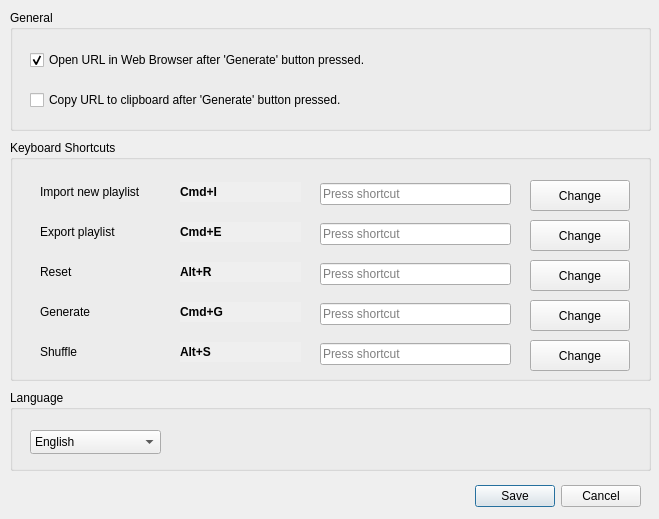
christianhofmanncodes/youtube-playlist-generator, file src/main/resources/base/forms/settings_dialog.ui: the form before one commit.
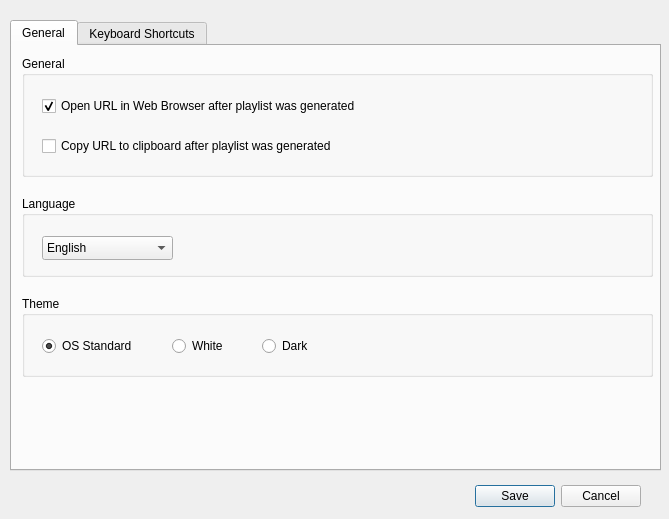
The form after the commit.

What changed in the file:
```diff
--- a/src/main/resources/base/forms/settings_dialog.ui
+++ b/src/main/resources/base/forms/settings_dialog.ui
@@ -6,19 +6,19 @@
    <rect>
     <x>0</x>
     <y>0</y>
-    <width>659</width>
+    <width>669</width>
     <height>519</height>
    </rect>
   </property>
   <property name="minimumSize">
    <size>
-    <width>659</width>
+    <width>669</width>
     <height>519</height>
    </size>
   </property>
   <property name="maximumSize">
    <size>
-    <width>659</width>
+    <width>669</width>
     <height>519</height>
    </size>
   </property>
@@ -47,12 +47,43 @@
     <set>QDialogButtonBox::Cancel|QDialogButtonBox::Save</set>
    </property>
   </widget>
+  <widget class="QTabWidget" name="tabWidget">
+   <property name="geometry">
+    <rect>
+     <x>10</x>
+     <y>20</y>
+     <width>651</width>
+     <height>451</height>
+    </rect>
+   </property>
+   <property name="tabPosition">
+    <enum>QTabWidget::North</enum>
+   </property>
+   <property name="tabShape">
+    <enum>QTabWidget::Rounded</enum>
+   </property>
+   <property name="currentIndex">
+    <number>0</number>
+   </property>
+   <property name="usesScrollButtons">
+    <bool>false</bool>
+   </property>
+   <property name="documentMode">
+    <bool>false</bool>
+   </property>
+   <property name="tabsClosable">
+    <bool>false</bool>
+   </property>
+   <widget class="QWidget" name="general">
+    <attribute name="title">
+     <string>General</string>
+    </attribute>
   <widget class="QGroupBox" name="groupBox_General">
    <property name="geometry">
     <rect>
      <x>10</x>
      <y>10</y>
-     <width>641</width>
+       <width>631</width>
      <height>121</height>
     </rect>
    </property>
@@ -64,12 +95,12 @@
      <rect>
       <x>20</x>
       <y>40</y>
-      <width>481</width>
+        <width>361</width>
       <height>20</height>
      </rect>
     </property>
     <property name="text">
-     <string>Open URL in Web Browser after 'Generate' button pressed.</string>
+       <string>Open URL in Web Browser after playlist was generated</string>
     </property>
     <property name="checked">
      <bool>true</bool>
@@ -83,25 +114,118 @@
      <rect>
       <x>20</x>
       <y>80</y>
-      <width>481</width>
+        <width>361</width>
       <height>20</height>
      </rect>
     </property>
     <property name="text">
-     <string>Copy URL to clipboard after 'Generate' button pressed.</string>
+       <string>Copy URL to clipboard after playlist was generated</string>
     </property>
     <property name="autoExclusive">
      <bool>false</bool>
     </property>
    </widget>
   </widget>
+    <widget class="QGroupBox" name="groupBox_language">
+     <property name="geometry">
+      <rect>
+       <x>10</x>
+       <y>150</y>
+       <width>631</width>
+       <height>81</height>
+      </rect>
+     </property>
+     <property name="title">
+      <string>Language</string>
+     </property>
+     <widget class="QComboBox" name="comboBox_language">
+      <property name="geometry">
+       <rect>
+        <x>20</x>
+        <y>40</y>
+        <width>131</width>
+        <height>24</height>
+       </rect>
+      </property>
+      <item>
+       <property name="text">
+        <string>English</string>
+       </property>
+      </item>
+      <item>
+       <property name="text">
+        <string>Deutsch</string>
+       </property>
+      </item>
+     </widget>
+    </widget>
+    <widget class="QGroupBox" name="groupBox_theme">
+     <property name="geometry">
+      <rect>
+       <x>10</x>
+       <y>250</y>
+       <width>631</width>
+       <height>81</height>
+      </rect>
+     </property>
+     <property name="title">
+      <string>Theme</string>
+     </property>
+     <widget class="QRadioButton" name="radioButton_OS">
+      <property name="geometry">
+       <rect>
+        <x>20</x>
+        <y>40</y>
+        <width>121</width>
+        <height>20</height>
+       </rect>
+      </property>
+      <property name="text">
+       <string>OS Standard</string>
+      </property>
+      <property name="checked">
+       <bool>true</bool>
+      </property>
+     </widget>
+     <widget class="QRadioButton" name="radioButton_white">
+      <property name="geometry">
+       <rect>
+        <x>150</x>
+        <y>40</y>
+        <width>81</width>
+        <height>20</height>
+       </rect>
+      </property>
+      <property name="text">
+       <string>White</string>
+      </property>
+     </widget>
+     <widget class="QRadioButton" name="radioButton_dark">
+      <property name="geometry">
+       <rect>
+        <x>240</x>
+        <y>40</y>
+        <width>81</width>
+        <height>20</height>
+       </rect>
+      </property>
+      <property name="text">
+       <string>Dark</string>
+      </property>
+     </widget>
+    </widget>
+   </widget>
+   <widget class="QWidget" name="shortcuts">
+    <attribute name="title">
+     <string>Keyboard Shortcuts</string>
+    </attribute>
   <widget class="QGroupBox" name="groupBox_keyboard_shortcuts">
    <property name="geometry">
     <rect>
      <x>10</x>
-     <y>140</y>
-     <width>641</width>
-     <height>241</height>
+       <y>10</y>
+       <width>631</width>
+       <height>401</height>
     </rect>
    </property>
    <property name="title">
@@ -110,8 +234,8 @@
    <widget class="QKeySequenceEdit" name="keySequenceEdit_option1">
     <property name="geometry">
      <rect>
-      <x>310</x>
-      <y>42</y>
+        <x>300</x>
+        <y>40</y>
       <width>191</width>
       <height>24</height>
      </rect>
@@ -146,8 +270,8 @@
    <widget class="QKeySequenceEdit" name="keySequenceEdit_option2">
     <property name="geometry">
      <rect>
-      <x>310</x>
-      <y>82</y>
+        <x>300</x>
+        <y>80</y>
       <width>191</width>
       <height>24</height>
      </rect>
@@ -169,8 +293,8 @@
    <widget class="QKeySequenceEdit" name="keySequenceEdit_option3">
     <property name="geometry">
      <rect>
-      <x>310</x>
-      <y>122</y>
+        <x>300</x>
+        <y>120</y>
       <width>191</width>
       <height>24</height>
      </rect>
@@ -192,8 +316,8 @@
    <widget class="QKeySequenceEdit" name="keySequenceEdit_option4">
     <property name="geometry">
      <rect>
-      <x>310</x>
-      <y>162</y>
+        <x>300</x>
+        <y>160</y>
       <width>191</width>
       <height>24</height>
      </rect>
@@ -204,7 +328,7 @@
      <rect>
       <x>170</x>
       <y>42</y>
-      <width>121</width>
+        <width>101</width>
       <height>20</height>
      </rect>
     </property>
@@ -225,7 +349,7 @@
      <rect>
       <x>170</x>
       <y>82</y>
-      <width>121</width>
+        <width>101</width>
       <height>20</height>
      </rect>
     </property>
@@ -246,7 +370,7 @@
      <rect>
       <x>170</x>
       <y>122</y>
-      <width>121</width>
+        <width>101</width>
       <height>20</height>
      </rect>
     </property>
@@ -267,7 +391,7 @@
      <rect>
       <x>170</x>
       <y>162</y>
-      <width>121</width>
+        <width>101</width>
       <height>20</height>
      </rect>
     </property>
@@ -286,10 +410,10 @@
    <widget class="QPushButton" name="pushButton_change_option1">
     <property name="geometry">
      <rect>
-      <x>520</x>
+        <x>510</x>
       <y>40</y>
       <width>100</width>
-      <height>31</height>
+        <height>30</height>
      </rect>
     </property>
     <property name="text">
@@ -299,10 +423,10 @@
    <widget class="QPushButton" name="pushButton_change_option2">
     <property name="geometry">
      <rect>
-      <x>520</x>
+        <x>510</x>
       <y>80</y>
       <width>100</width>
-      <height>31</height>
+        <height>30</height>
      </rect>
     </property>
     <property name="text">
@@ -312,10 +436,10 @@
    <widget class="QPushButton" name="pushButton_change_option3">
     <property name="geometry">
      <rect>
-      <x>520</x>
+        <x>510</x>
       <y>120</y>
       <width>100</width>
-      <height>31</height>
+        <height>30</height>
      </rect>
     </property>
     <property name="text">
@@ -325,10 +449,10 @@
    <widget class="QPushButton" name="pushButton_change_option4">
     <property name="geometry">
      <rect>
-      <x>520</x>
+        <x>510</x>
       <y>160</y>
       <width>100</width>
-      <height>31</height>
+        <height>30</height>
      </rect>
     </property>
     <property name="text">
@@ -340,7 +464,7 @@
      <rect>
       <x>170</x>
       <y>202</y>
-      <width>121</width>
+        <width>101</width>
       <height>20</height>
      </rect>
     </property>
@@ -359,8 +483,8 @@
    <widget class="QKeySequenceEdit" name="keySequenceEdit_option5">
     <property name="geometry">
      <rect>
-      <x>310</x>
-      <y>202</y>
+        <x>300</x>
+        <y>200</y>
       <width>191</width>
       <height>24</height>
      </rect>
@@ -382,10 +506,10 @@
    <widget class="QPushButton" name="pushButton_change_option5">
     <property name="geometry">
      <rect>
-      <x>520</x>
+        <x>510</x>
       <y>200</y>
       <width>100</width>
-      <height>31</height>
+        <height>30</height>
      </rect>
     </property>
     <property name="text">
@@ -393,37 +517,6 @@
     </property>
    </widget>
   </widget>
-  <widget class="QGroupBox" name="groupBox_language">
-   <property name="geometry">
-    <rect>
-     <x>10</x>
-     <y>390</y>
-     <width>641</width>
-     <height>81</height>
-    </rect>
-   </property>
-   <property name="title">
-    <string>Language</string>
-   </property>
-   <widget class="QComboBox" name="comboBox_language">
-    <property name="geometry">
-     <rect>
-      <x>20</x>
-      <y>40</y>
-      <width>131</width>
-      <height>24</height>
-     </rect>
-    </property>
-    <item>
-     <property name="text">
-      <string>English</string>
-     </property>
-    </item>
-    <item>
-     <property name="text">
-      <string>Deutsch</string>
-     </property>
-    </item>
    </widget>
   </widget>
  </widget>
```
Left out of the diff: 3 changed lines with no effect on the pictures. Lines whose indentation alone changed are shown as unchanged.
